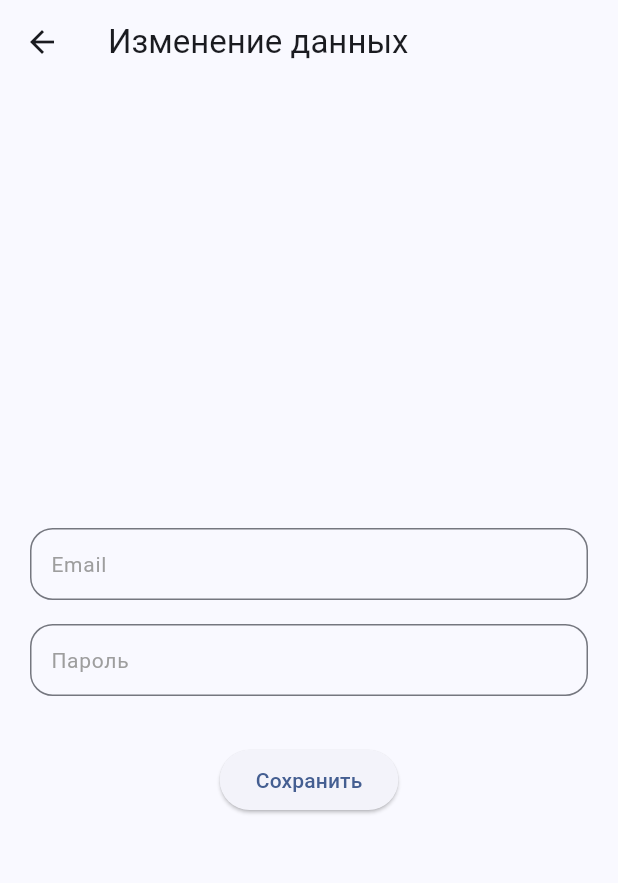
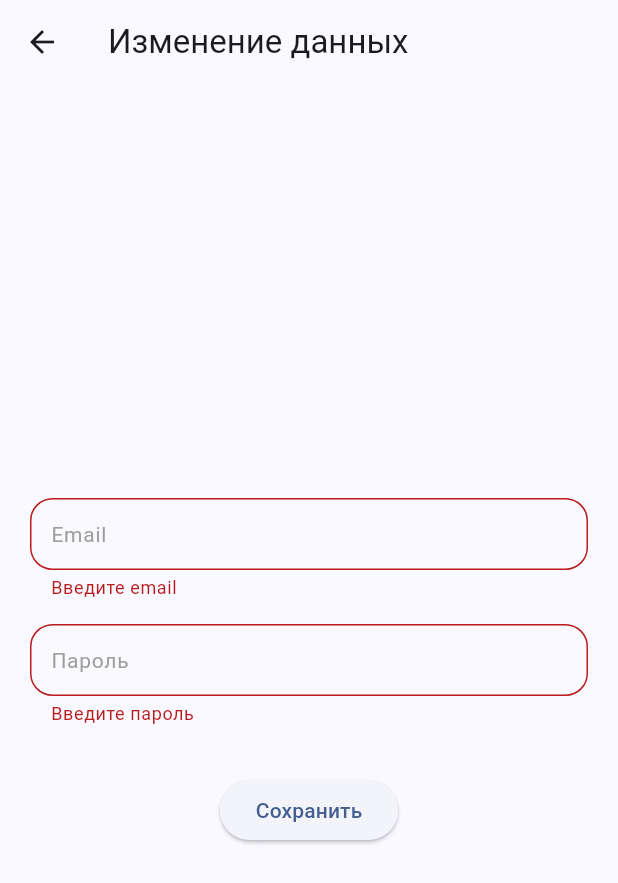
Before and after one commit to ozernyifei/planner, a Flutter app: the EditUserdataScreen screen opened directly, after a tap on "Сохранить", on a phone screen of 412 x 824 dp. Shown: the top 883 px of the screen. Run offline on Flutter 3.47's test engine with Material 3 defaults, Android fonts, the phone set to English and light mode, and no system bars; our stand-ins replace shared_preferences, sqflite, syncfusion_flutter_calendar; missing offline and left inert: syncfusion_localizations; accounts and stored records are empty.

Commit message:
final for diplom

```diff
--- a/lib/classes/user_service.dart
+++ b/lib/classes/user_service.dart
@@ -91,4 +91,30 @@ class UserService {
     final prefs = await SharedPreferences.getInstance();
     return prefs.getInt('user_id')!;
   }
+
+  static Future<String?> getUserEmail() async {
+  final dbHelper = DbHelper();
+  final database = await dbHelper.database;
+  final prefs = await SharedPreferences.getInstance();
+  final userId = prefs.getInt('userId');
+
+  if (userId == null) {
+    return null; // Handle case where userId is not found in SharedPreferences
+  }
+
+  final List<Map<String, dynamic>> maps = await database.query(
+    'user_data', // Replace 'users' with your actual table name
+    columns: ['email'], // Select only the 'email' column
+    where: 'user_id = ?', // Filter by 'id' column
+    whereArgs: [userId], // Use the retrieved userId as the argument
+  );
+
+  if (maps.isEmpty) {
+    return null; // Handle case where no user found with the userId
+  }
+
+  final user = maps.first;
+  return user['email'] as String;
 }
+
+}
--- a/lib/screens/calendar_screen.dart
+++ b/lib/screens/calendar_screen.dart
@@ -48,6 +48,10 @@ class _CalendarScreenState extends State<CalendarScreen> {
             '/create-event',
           );
           if (result != null) {
+            final newEvent = result as Event;
+            setState(() {
+              _eventList.add(newEvent);
+            });
           }
         },
         child: const Icon(Icons.add),
@@ -58,7 +62,7 @@ class _CalendarScreenState extends State<CalendarScreen> {
             SfCalendar(
 
               controller: _calendarController,
-              view: CalendarView.week,
+              view: CalendarView.month,
               firstDayOfWeek: 1,
               monthViewSettings: const MonthViewSettings(
                 numberOfWeeksInView: 5,
--- a/lib/screens/edit_userdata_screen.dart
+++ b/lib/screens/edit_userdata_screen.dart
@@ -1,8 +1,8 @@
 // ignore_for_file: library_private_types_in_public_api
 import 'package:flutter/material.dart';
-// import 'package:planner/classes/db_helper.dart';
-// import 'package:planner/widgets/show_error.dart';
-// import 'package:sqflite/sqflite.dart';
+import 'package:planner/classes/db_helper.dart';
+import 'package:planner/classes/user_service.dart';
+import 'package:shared_preferences/shared_preferences.dart';
 
 class EditUserdataScreen extends StatefulWidget {
   @override
@@ -15,6 +15,12 @@ class _EditUserdataScreenState extends State<EditUserdataScreen> {
 
   final _emailController = TextEditingController();
   final _passwordController = TextEditingController();
+
+  void initState() {
+    super.initState();
+    setEmailFromSharedPreferences(_emailController); // Replace emailController with your actual instance
+  }
+
 
   @override
   void dispose() {
@@ -88,10 +94,10 @@ class _EditUserdataScreenState extends State<EditUserdataScreen> {
                       ),
 
                     validator: (value) {
-                      if (value == null || value.isEmpty) {
+                      if (value == null || value.isEmpty || value == '') {
                         return 'Введите пароль';
                       }
-                      if (value.length < 6) {
+                      else if (value.length < 6) {
                         return 'Пароль должен быть не менее 6 символов';
                       }
                       return null;
@@ -101,6 +107,9 @@ class _EditUserdataScreenState extends State<EditUserdataScreen> {
                   // Registration button
                   ElevatedButton(
                     onPressed: () async {
+                      if (_formKey.currentState!.validate()) {
+                      await changePassword(_passwordController.text);
+                    }
                     },
                     child: const Text('Сохранить'),
                   ),
@@ -111,5 +120,40 @@ class _EditUserdataScreenState extends State<EditUserdataScreen> {
         ),
       ),
     );
+
+  }
+
+  Future<void> logout() async {
+    final prefs = await SharedPreferences.getInstance();
+    await prefs.remove('user_id');
+    await prefs.remove('username');
+    await prefs.remove('token');
+    await prefs.remove('timestamp');
+
+    // Navigate to AuthScreen
+    if (mounted) {
+      await Navigator.pushReplacementNamed(context, '/auth');
+    }
+  }
+    Future<void> changePassword(String newPassword) async {
+    final userId = await UserService.fetchUserId();
+    final dbHelper = DbHelper();
+    final db = await dbHelper.database;
+
+    await db.update('user_login', {'password': newPassword}, where: 'id = ?', whereArgs: [userId]);
+
+    if (mounted) {
+      ScaffoldMessenger.of(context).showSnackBar(
+        const SnackBar(content: Text('Password updated successfully.')),
+     );
+    }
+    await logout();
   }
 }
+
+Future<void> setEmailFromSharedPreferences(TextEditingController emailController) async {
+  final userEmail = await UserService.getUserEmail();
+  if (userEmail != null) {
+    emailController.text = userEmail;
+  }
+}
--- a/lib/widgets/event_stat.dart
+++ b/lib/widgets/event_stat.dart
@@ -48,8 +48,8 @@ class EventStat extends StatelessWidget {
           ),
           const SizedBox(height: 16),
           ElevatedButton(
-            onPressed: () {
-              // Navigate to events screen here (replace with your logic)
+            onPressed: () async {
+              await Navigator.pushNamed(context, '/events');
             },
             child: const Text('Перейти к событиям'),
           ),
--- a/lib/widgets/task_stat.dart
+++ b/lib/widgets/task_stat.dart
@@ -51,8 +51,8 @@ class TaskStat extends StatelessWidget {
           ),
           const SizedBox(height: 16),
           ElevatedButton(
-            onPressed: () {
-              // Navigate to tasks screen here (replace with your logic)
+            onPressed: () async {
+              await Navigator.pushNamed(context, '/tasks');
             },
             child: const Text('Перейти к задачам'),
           ),
```
Also changed, not shown: lib/screens/edit_task_dialog.dart (+11 -6 lines), lib/screens/task_screen.dart (+7 -1 lines).
